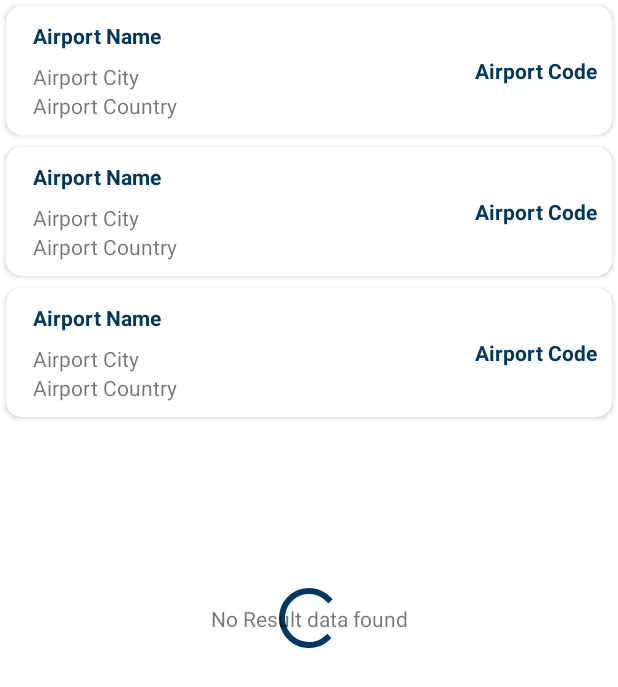
After one commit to AceLysnd/FP-AND-C11, an Android app: the layout activity_airport_list.xml on its own in the app's theme, with its tools: preview values and no code run, on a phone screen of 412 x 824 dp. The commit adds this screen. Shown: the top 687 px of the screen. Run offline under Robolectric (Android 15) with nearby library versions, the phone set to English and light mode, and no system bars; network calls fail.

Commit message:
List Airport

```diff
--- a/app/src/main/AndroidManifest.xml
+++ b/app/src/main/AndroidManifest.xml
@@ -65,7 +65,7 @@
                 android:value="" />
         </activity>
         <activity
-            android:name=".ui.view.AirPortList"
+            android:name=".ui.view.AirportListActivity"
             android:exported="false"
             tools:ignore="WrongManifestParent">
             <meta-data
--- a/app/src/main/java/com/ace/c11flight/data/services/AccountApiService.kt
+++ b/app/src/main/java/com/ace/c11flight/data/services/AccountApiService.kt
@@ -2,6 +2,7 @@ package com.ace.c11flight.data.services
 
 import android.service.autofill.UserData
 import com.ace.c11flight.data.model.AccountResponse
+import com.ace.c11flight.data.model.AirportListResponse
 import com.ace.c11flight.data.model.LoginInfo
 import com.ace.c11flight.data.model.UserInfo
 import com.ace.c11flight.data.services.ServiceBuilder.BASE_URL
@@ -38,6 +39,10 @@ interface AccountApiService {
         @Body data: RequestBody
     ): AccountResponse
 
+    @GET("airport")
+    suspend fun getAirportList(
+    ): AirportListResponse
+
     companion object{
 
         @JvmStatic
--- /dev/null
+++ b/app/src/main/res/layout/activity_airport_list.xml
@@ -0,0 +1,42 @@
+<?xml version="1.0" encoding="utf-8"?>
+<androidx.constraintlayout.widget.ConstraintLayout xmlns:android="http://schemas.android.com/apk/res/android"
+    xmlns:app="http://schemas.android.com/apk/res-auto"
+    xmlns:tools="http://schemas.android.com/tools"
+    android:layout_width="match_parent"
+    android:layout_height="match_parent"
+    tools:context=".ui.view.AirportListActivity">
+    <androidx.recyclerview.widget.RecyclerView
+        android:id="@+id/rv_airportList"
+        android:layout_width="match_parent"
+        android:layout_height="wrap_content"
+        tools:ignore="MissingConstraints"
+        tools:listitem="@layout/item_list_airport">
+
+    </androidx.recyclerview.widget.RecyclerView>
+
+    <ProgressBar
+        android:id="@+id/pb_post"
+        android:layout_width="wrap_content"
+        android:layout_height="wrap_content"
+        android:visibility="gone"
+        app:layout_constraintBottom_toBottomOf="parent"
+        app:layout_constraintLeft_toLeftOf="parent"
+        app:layout_constraintRight_toRightOf="parent"
+        app:layout_constraintTop_toTopOf="@+id/rv_airportList"
+        tools:visibility="visible" />
+
+    <TextView
+        android:id="@+id/tv_error"
+        android:layout_width="match_parent"
+        android:layout_height="wrap_content"
+        android:layout_marginHorizontal="16dp"
+        android:textAlignment="center"
+        android:visibility="gone"
+        tools:visibility="visible"
+        app:layout_constraintBottom_toBottomOf="parent"
+        app:layout_constraintLeft_toLeftOf="parent"
+        app:layout_constraintRight_toRightOf="parent"
+        app:layout_constraintTop_toTopOf="parent"
+        tools:text="No Result data found" />
+
+</androidx.constraintlayout.widget.ConstraintLayout>
--- /dev/null
+++ b/app/src/main/res/layout/item_list_airport.xml
@@ -0,0 +1,72 @@
+<?xml version="1.0" encoding="utf-8"?>
+<androidx.constraintlayout.widget.ConstraintLayout
+    xmlns:android="http://schemas.android.com/apk/res/android"
+    xmlns:app="http://schemas.android.com/apk/res-auto"
+    xmlns:tools="http://schemas.android.com/tools"
+    android:layout_width="match_parent"
+    android:layout_height="wrap_content">
+
+    <androidx.cardview.widget.CardView
+        android:layout_width="match_parent"
+        android:layout_height="wrap_content"
+        android:layout_margin="4dp"
+        app:cardBackgroundColor="@color/white"
+        app:cardCornerRadius="10dp"
+
+        app:cardPreventCornerOverlap="true"
+        app:layout_constraintBottom_toBottomOf="parent"
+        app:layout_constraintStart_toStartOf="parent"
+        app:layout_constraintTop_toTopOf="parent">
+
+        <androidx.constraintlayout.widget.ConstraintLayout
+            android:layout_width="match_parent"
+            android:layout_height="wrap_content"
+            android:padding="10dp">
+
+
+            <TextView
+                android:id="@+id/tvAirportName"
+                style="@style/ColoredHeadline"
+                android:layout_width="wrap_content"
+                android:layout_height="wrap_content"
+                android:layout_marginStart="8dp"
+                android:text="@string/airport_name"
+                app:layout_constraintStart_toStartOf="parent"
+                app:layout_constraintTop_toTopOf="parent" />
+
+            <TextView
+                android:id="@+id/tvAirportCity"
+                style="@style/Desc"
+                android:layout_width="wrap_content"
+                android:layout_height="wrap_content"
+                android:layout_marginStart="8dp"
+                android:layout_marginTop="8dp"
+                android:text="@string/airport_city"
+                app:layout_constraintStart_toStartOf="parent"
+                app:layout_constraintTop_toBottomOf="@+id/tvAirportName" />
+
+            <TextView
+                android:id="@+id/tvAirportCode"
+                style="@style/ColoredHeadline"
+                android:layout_width="wrap_content"
+                android:layout_height="wrap_content"
+                android:text="@string/airport_code"
+                app:layout_constraintBottom_toBottomOf="parent"
+                app:layout_constraintEnd_toEndOf="parent"
+                app:layout_constraintTop_toTopOf="parent" />
+
+            <TextView
+                android:id="@+id/tvAirportCountry"
+                style="@style/Desc"
+                android:layout_width="wrap_content"
+                android:layout_height="wrap_content"
+                android:layout_marginStart="8dp"
+                android:text="@string/airport_country"
+                app:layout_constraintStart_toStartOf="parent"
+                app:layout_constraintTop_toBottomOf="@+id/tvAirportCity" />
+
+        </androidx.constraintlayout.widget.ConstraintLayout>
+
+    </androidx.cardview.widget.CardView>
+
+</androidx.constraintlayout.widget.ConstraintLayout>
--- a/app/src/main/res/values/strings.xml
+++ b/app/src/main/res/values/strings.xml
@@ -107,4 +107,8 @@
     <string name="roundtrip">Round Trip</string>
     <string name="Tiecket_title">Take Off</string>
     <string name="time_today">10.00</string>
+    <string name="airport_name">Airport Name</string>
+    <string name="airport_city">Airport City</string>
+    <string name="airport_code">Airport Code</string>
+    <string name="airport_country">Airport Country</string>
 </resources>
--- a/app/src/main/res/values/styles.xml
+++ b/app/src/main/res/values/styles.xml
@@ -10,7 +10,6 @@
     <style name="Desc">
         <item name="android:textStyle">normal</item>
         <item name="android:layout_marginLeft">16dp</item>
-        <item name="android:textSize">16sp</item>
         <item name="textFillColor">?attr/textFillColor</item>
     </style>
     <style name="Username">
```
Also changed, not shown: app/src/main/java/com/ace/c11flight/data/model/Airport.kt (added, +21 -0 lines), app/src/main/java/com/ace/c11flight/data/model/AirportListResponse.kt (added, +13 -0 lines), app/src/main/java/com/ace/c11flight/ui/adapter/AirportAdapter.kt (added, +55 -0 lines), app/src/main/java/com/ace/c11flight/ui/view/AirPortList.kt (deleted, +0 -12 lines), app/src/main/java/com/ace/c11flight/ui/view/AirportListActivity.kt (added, +96 -0 lines), app/src/main/java/com/ace/c11flight/ui/view/BookingActivity.kt (+32 -9 lines), app/src/main/java/com/ace/c11flight/ui/view/HomeFragment.kt (+28 -3 lines), app/src/main/java/com/ace/c11flight/ui/viewmodel/AirportListViewModel.kt (added, +43 -0 lines), app/src/main/res/layout/activity_air_port_list.xml (deleted, +0 -16 lines), app/src/main/res/layout/activity_booking.xml (+9 -9 lines), app/src/main/res/layout/list_airport.xml (deleted, +0 -39 lines).
